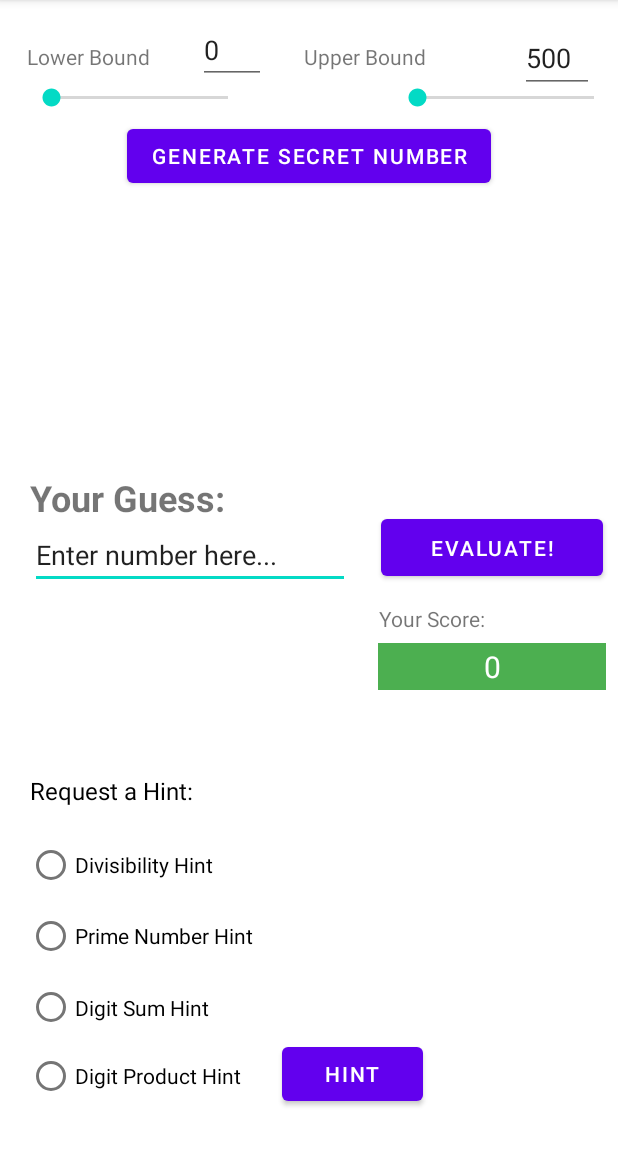
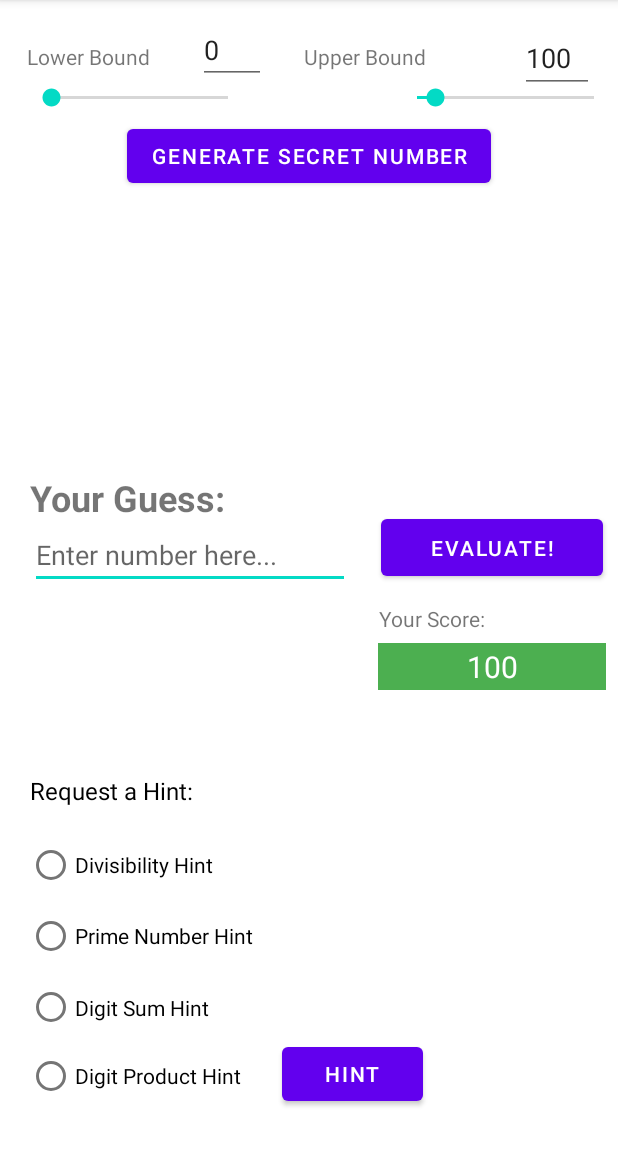
Before and after one commit to Rafek280/GuessMyNumber, an Android app: the screen it shows after launch (MainActivity), on a phone screen of 412 x 824 dp, the part 84-1236 px from its top. Run offline under Robolectric (Android 15) with nearby library versions, the phone set to English and light mode, and no system bars.

Commit message:
Update Lower Bound and Upper Bound Values in Seekbar correct,
Guess edittext and Evaluate button works correctly.

```diff
--- a/app/src/main/java/com/example/guessmynumber/MainActivity.java
+++ b/app/src/main/java/com/example/guessmynumber/MainActivity.java
@@ -12,11 +12,14 @@ import android.widget.Toast;
 
 public class MainActivity extends AppCompatActivity {
 
+    int currentrandomnumber=0;
     SeekBar seekBar;
     SeekBar seekBar2;
     EditText lowerBound;
     EditText upperBound;
     Button generate;
+    EditText guessNumber;
+    Button evaluate;
 
     @Override
     protected void onCreate(Bundle savedInstanceState) {
@@ -27,34 +30,99 @@ public class MainActivity extends AppCompatActivity {
         seekBar2 = (SeekBar) findViewById(R.id.seekBar2);
         lowerBound = (EditText) findViewById(R.id.lowerBound);
         upperBound = (EditText) findViewById(R.id.upperBound);
+        guessNumber = (EditText) findViewById(R.id.guessNumber);
         generate = (Button) findViewById(R.id.generate);
+        evaluate = (Button) findViewById(R.id.evaluate);
 
         generate.setOnClickListener(new View.OnClickListener() {
             @Override
             public void onClick(View view) {
                 Toast.makeText(MainActivity.this, "A secret number has been generated randomly. Go, guess it!", Toast.LENGTH_LONG).show();
+                currentrandomnumber=generateRandomNumber();
             }
         });
 
-        seekbarAnimationen();
+        evaluate.setOnClickListener(new View.OnClickListener() {
+            @Override
+            public void onClick(View view) {
+
+                if(getValueEdittext(guessNumber)>currentrandomnumber){
+                    System.out.println("Your guess of " + getValueEdittext(guessNumber) + " is TOO HIGH!");
+                }
+                if(getValueEdittext(guessNumber)<currentrandomnumber){
+                    System.out.println("Your guess of " + getValueEdittext(guessNumber) + " is TOO LOW!");
+                }
+                if(getValueEdittext(guessNumber)==currentrandomnumber){
+                    System.out.println("Excellent! " + getValueEdittext(guessNumber) + " is correct!");
+                }
+
+            }
+        });
+
+        seekbarUpperBound();
+        seekbarLowerBound();
         generateRandomNumber();
+
         getValueEdittext(upperBound);
+        getValueEdittext(lowerBound);
+
+
+
+        new Thread(new Runnable() {
+            @Override
+            public void run() {
+                //your 1st command
+                while (true) {
+                    edittexttoseekbar();
+                    //you can use a for here and check if the command was executed or just wait and execute the 2nd command
+                    try {
+
+                        Thread.sleep(500); //wait 2 seconds
+                    } catch (InterruptedException e) {
+                        e.printStackTrace();
+                    }
+
+                }
+            }
+        }).start();
+
     }
 
+    public void seekbarLowerBound() {
 
-    public void seekbarAnimationen() {
+        seekBar.setOnSeekBarChangeListener(new SeekBar.OnSeekBarChangeListener() {
+
+
+            @Override
+            public void onProgressChanged(SeekBar seekBar, int progress, boolean b) {
+                lowerBound.setText(String.valueOf(progress));
+            }
+
+            @Override
+            public void onStartTrackingTouch(SeekBar seekBar) {
+            seekBar.setMax(getValueEdittext(upperBound));
+            }
+
+            @Override
+            public void onStopTrackingTouch(SeekBar seekBar) {
+
+            }
+        });
+    }
+
+    public void seekbarUpperBound() {
 
         seekBar2.setOnSeekBarChangeListener(new SeekBar.OnSeekBarChangeListener() {
 
 
             @Override
             public void onProgressChanged(SeekBar seekBar2, int progress, boolean b) {
-                   upperBound.setText(String.valueOf(progress));
+                upperBound.setText(String.valueOf(progress));
             }
 
             @Override
             public void onStartTrackingTouch(SeekBar seekBar2) {
-
+                seekBar2.setMin(getValueEdittext(lowerBound));
             }
 
             @Override
@@ -64,30 +132,50 @@ public class MainActivity extends AppCompatActivity {
         });
     }
 
-    public void generateRandomNumber(){
-        int min = 0;
-        int max = 1000;
+    public void edittexttoseekbar(){
 
-        //Generate random int value from 50 to 100
-        System.out.println("Random value in int from "+min+" to "+max+ ":");
-        int random_int = (int)Math.floor(Math.random()*(max-min+1)+min);
-        System.out.println("HIEEEEEEEEEEEEEEEEEEEEEEEEEEEEEEEEEEEEEEEEEEEEEEEEEEER" + random_int);
+
+
+            try {
+                if(getValueEdittext(upperBound)>0 && getValueEdittext(upperBound)<=1000 ){
+                seekBar2.setProgress(getValueEdittext(upperBound));
+                }
+            } catch (Exception e) {
+                e.printStackTrace();
+            }
+
+
+            try {
+        if(getValueEdittext(lowerBound)>0 && getValueEdittext(lowerBound)<=1000 ) {
+            seekBar.setProgress(getValueEdittext(lowerBound));
+        }
+            } catch (Exception e) {
+                e.printStackTrace();
+            }
+        }
+
+
+    public int generateRandomNumber() {
+        int min = getValueEdittext(lowerBound);
+        int max = getValueEdittext(upperBound);;
+
+        int random_int = (int) Math.floor(Math.random() * (max - min + 1) + min);
+        System.out.println("HEEEEEEEEEEEEEEEEEEEEEEEEEEEEEEEEEEEEEEEEEEEEEEE" + random_int);
+        return random_int;
     }
 
 
-
-    public void getValueEdittext(EditText editText){
+    public int getValueEdittext(EditText editText) {
 
         String value = editText.getText().toString();
 
-        try{
-            int finalValue=Integer.parseInt(value);
+        //try {
+            int finalValue = Integer.parseInt(value);
             System.out.println(finalValue); // output = 25
-        }
-        catch (NumberFormatException ex){
-            ex.printStackTrace();
-        }
+      //  } catch (NumberFormatException ex) {
+        //    ex.printStackTrace();
+        //}
 
-    }
-
+        return finalValue;
 }
+}
--- a/app/src/main/res/layout/activity_main.xml
+++ b/app/src/main/res/layout/activity_main.xml
@@ -134,7 +134,7 @@
         app:layout_constraintStart_toStartOf="parent" />
 
     <EditText
-        android:id="@+id/editTextTextPersonName3"
+        android:id="@+id/guessNumber"
         android:layout_width="wrap_content"
         android:layout_height="wrap_content"
         android:layout_marginStart="20dp"
@@ -142,7 +142,7 @@
         android:layout_marginBottom="375dp"
         android:ems="10"
         android:inputType="number"
-        android:text="Enter number here..."
+        android:hint="Enter number here..."
         app:layout_constraintBottom_toBottomOf="parent"
         app:layout_constraintStart_toStartOf="parent" />
 
@@ -155,7 +155,7 @@
         android:layout_marginBottom="308dp"
         android:background="#4CAF50"
         android:gravity="center"
-        android:text="0"
+        android:text="100"
         android:textColor="@color/white"
         android:textColorHighlight="#FFFFFF"
         android:textColorHint="#FFFFFF"
@@ -178,7 +178,7 @@
         app:strokeColor="#FFFFFF" />
 
     <Button
-        android:id="@+id/button3"
+        android:id="@+id/evaluate"
         android:layout_width="148dp"
         android:layout_height="50dp"
         android:layout_marginEnd="10dp"
@@ -207,7 +207,7 @@
         android:layout_marginLeft="132dp"
         android:layout_marginTop="16dp"
         android:ems="10"
-        android:inputType="number"
+        android:inputType="numberDecimal"
         android:text="0"
         app:layout_constraintStart_toStartOf="parent"
         app:layout_constraintTop_toTopOf="parent" />
@@ -220,8 +220,8 @@
         android:layout_marginEnd="16dp"
         android:layout_marginRight="16dp"
         android:ems="10"
-        android:inputType="textPersonName"
-        android:text="500"
+        android:inputType="numberDecimal"
+        android:text="100"
         app:layout_constraintEnd_toEndOf="parent"
         app:layout_constraintTop_toTopOf="parent" />
 
```
